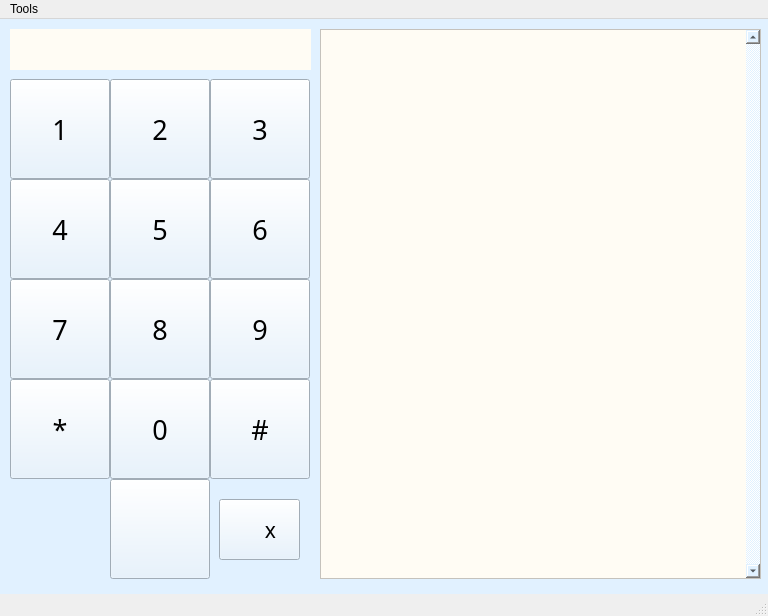
Before: the Qt Designer form mainwindow.ui in JonathanXu4/-CSC3220-Lab-3, drawn with Qt 5.
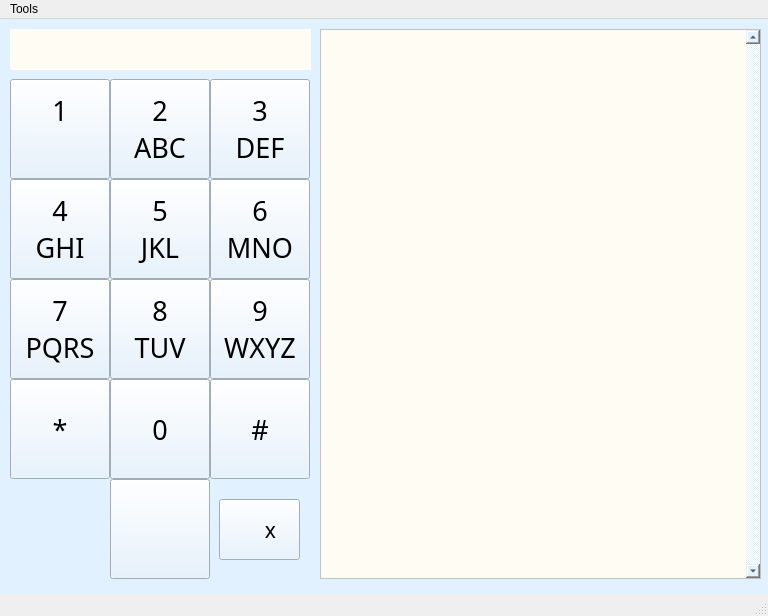
After: the same form once the commit is applied. Icons and pictures are not drawn.

Commit message: Added letters to number pad

```diff
--- a/mainwindow.ui
+++ b/mainwindow.ui
@@ -63,7 +63,8 @@
 </string>
     </property>
     <property name="text">
-     <string>8</string>
+     <string>8
+TUV</string>
     </property>
    </widget>
    <widget class="QTableView" name="tableView">
@@ -147,7 +148,8 @@
 </string>
     </property>
     <property name="text">
-     <string>7</string>
+     <string>7
+PQRS</string>
     </property>
    </widget>
    <widget class="QPushButton" name="nine">
@@ -170,7 +172,8 @@
 </string>
     </property>
     <property name="text">
-     <string>9</string>
+     <string>9
+WXYZ</string>
     </property>
    </widget>
    <widget class="QPushButton" name="one">
@@ -193,7 +196,8 @@
 </string>
     </property>
     <property name="text">
-     <string>1</string>
+     <string>1
+</string>
     </property>
    </widget>
    <widget class="QPushButton" name="two">
@@ -216,7 +220,8 @@
 </string>
     </property>
     <property name="text">
-     <string>2</string>
+     <string>2
+ABC</string>
     </property>
    </widget>
    <widget class="QPushButton" name="three">
@@ -239,7 +244,8 @@
 </string>
     </property>
     <property name="text">
-     <string>3</string>
+     <string>3
+DEF</string>
     </property>
    </widget>
    <widget class="QPushButton" name="four">
@@ -262,7 +268,8 @@
 </string>
     </property>
     <property name="text">
-     <string>4</string>
+     <string>4
+GHI</string>
     </property>
    </widget>
    <widget class="QPushButton" name="five">
@@ -285,7 +292,8 @@
 </string>
     </property>
     <property name="text">
-     <string>5</string>
+     <string>5
+JKL</string>
     </property>
    </widget>
    <widget class="QPushButton" name="six">
@@ -308,7 +316,8 @@
 </string>
     </property>
     <property name="text">
-     <string>6</string>
+     <string>6
+MNO</string>
     </property>
    </widget>
    <widget class="QPushButton" name="asterisk">
```
